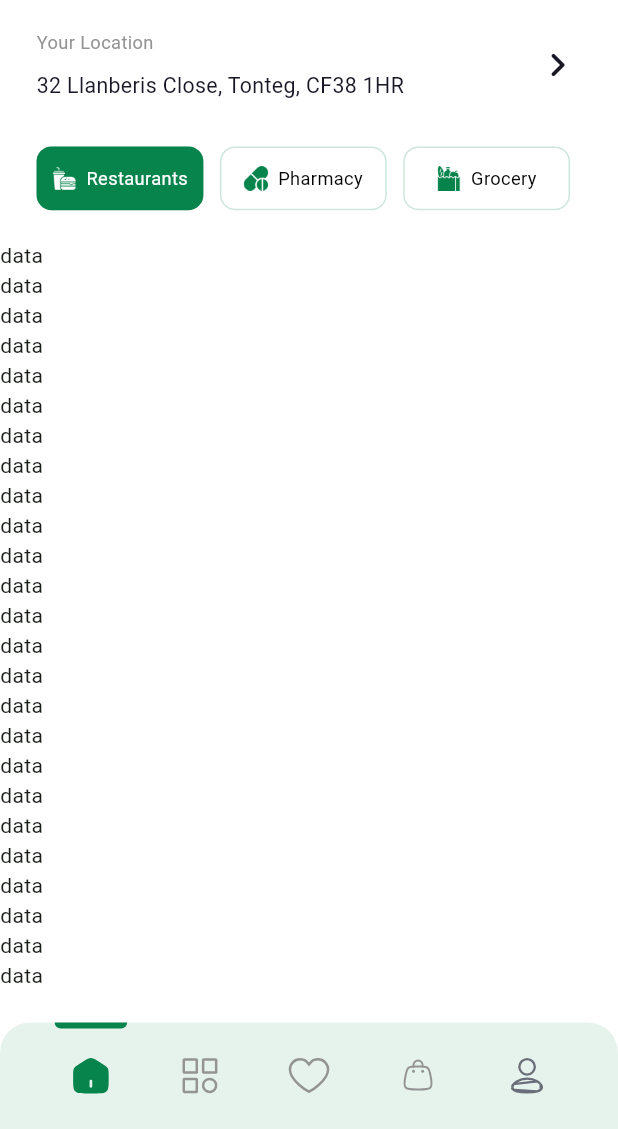
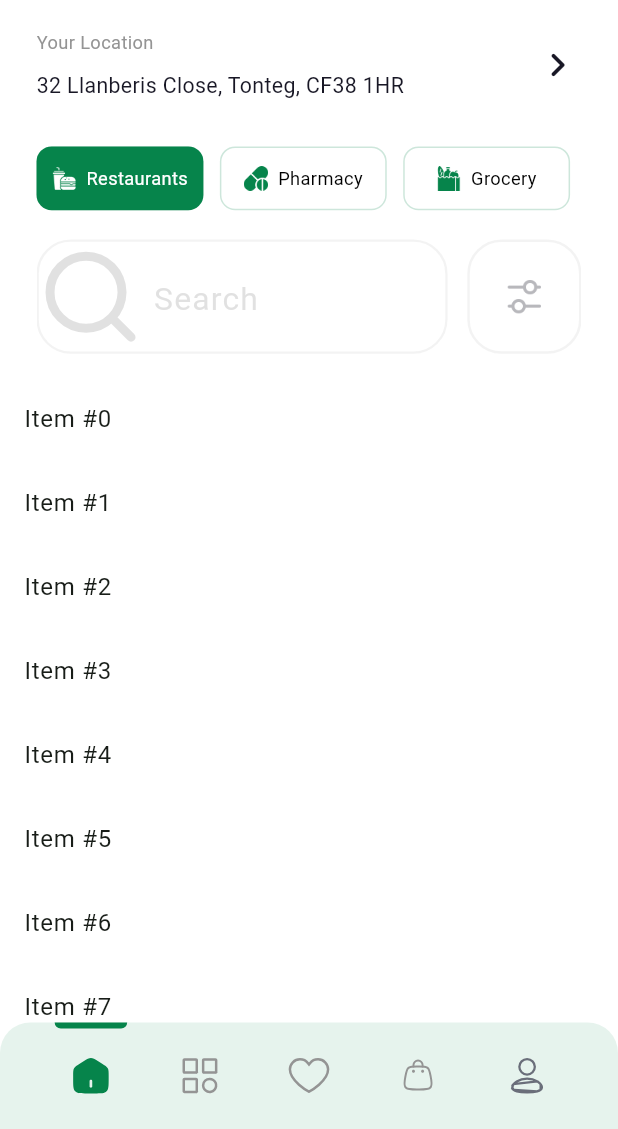
Before and after one commit to Apptesting7260/woye_userApp, a Flutter app: the FormSignUpScreen screen opened by its route, after a tap on "Continue", on a phone screen of 412 x 824 dp, the part 107-1236 px from its top. Run offline on Flutter 3.47's test engine with Material 3 defaults, Android fonts, the phone set to English and light mode, and no system bars; our stand-ins replace connectivity_plus, country_code_picker, firebase_auth, firebase_core, flutter_screenutil, flutter_svg and 6 more; accounts and stored records are empty; Roboto replaces fonts that are missing (Gilroy); project files that could hold a hidden picture were left out.

Commit message:
good afternoon

```diff
--- a/lib/presentation/Restaurants/Pages/Home_restaurant/home_restaurant_screen.dart
+++ b/lib/presentation/Restaurants/Pages/Home_restaurant/home_restaurant_screen.dart
@@ -1,5 +1,6 @@
 import 'package:woye_user/Core/Utils/app_export.dart';
 import 'package:woye_user/Presentation/Common/Home/home_screen.dart';
+import 'package:woye_user/Shared/Widgets/custom_search_filter.dart';
 
 class HomeRestaurantScreen extends StatefulWidget {
   const HomeRestaurantScreen({super.key});
@@ -10,12 +11,11 @@ class HomeRestaurantScreen extends StatefulWidget {
 
 class _HomeRestaurantScreenState extends State<HomeRestaurantScreen> {
   GlobalKey homeWidgetKey = GlobalKey();
-  double height = 520;
+  double? height;
 
   _getHeight(_) {
     final keyContext = homeWidgetKey.currentContext;
     if (keyContext != null) height = keyContext.size!.height;
-    print("size of home widget ================> $height");
   }
 
   @override
@@ -32,94 +32,105 @@ class _HomeRestaurantScreenState extends State<HomeRestaurantScreen> {
           HomeScreen(
             key: homeWidgetKey,
           ),
-          SizedBox(
-            height: 500,
-            // height: Get.height - height,
-            child: ListView(
-              children: [
-//                SliverStickyHeader(
-//   header: Container(
-//     height: 60.0,
-//     color: Colors.lightBlue,
-//     padding: EdgeInsets.symmetric(horizontal: 16.0),
-//     alignment: Alignment.centerLeft,
-//     child: Text(
-//       'Header #0',
-//       style: const TextStyle(color: Colors.white),
-//     ),
-//   ),
-//   sliver: SliverList(
-//     delegate: SliverChildBuilderDelegate(
-//       (context, i) => ListTile(
-//             leading: CircleAvatar(
-//               child: Text('0'),
-//             ),
-//             title: Text('List tile #$i'),
-//           ),
-//       childCount: 4,
-//     ),
-//   ),
-// ),
-                const Text("data"),
-                const Text("data"),
-                const Text("data"),
-                const Text("data"),
-                const Text("data"),
-                const Text("data"),
-                const Text("data"),
-                const Text("data"),
-                const Text("data"),
-                const Text("data"),
-                const Text("data"),
-                const Text("data"),
-                const Text("data"),
-                const Text("data"),
-                const Text("data"),
-                const Text("data"),
-                const Text("data"),
-                const Text("data"),
-                const Text("data"),
-                const Text("data"),
-                const Text("data"),
-                const Text("data"),
-                const Text("data"),
-                const Text("data"),
-                const Text("data"),
-                const Text("data"),
-                const Text("data"),
-                const Text("data"),
-                const Text("data"),
-                const Text("data"),
-                const Text("data"),
-                const Text("data"),
-                const Text("data"),
-                const Text("data"),
-                const Text("data"),
-                const Text("data"),
-                const Text("data"),
-                const Text("data"),
-                const Text("data"),
-                const Text("data"),
-                const Text("data"),
-                const Text("data"),
-                const Text("data"),
-                const Text("data"),
-                const Text("data"),
-                const Text("data"),
-                const Text("data"),
-                const Text("data"),
-                const Text("data"),
-                const Text("data"),
-                const Text("data"),
-                const Text("data"),
-                const Text("data"),
-                const Text("data"),
-                const Text("data"),
-                const Text("data"),
-                const Text("data"),
-                const Text("data"),
-                const Text("data"),
-                const Text("data"),
+          Expanded(
+            child: CustomScrollView(
+              slivers: [
+                SliverPadding(
+                  padding: REdgeInsets.symmetric(horizontal: 24),
+                  sliver: SliverAppBar(
+                    automaticallyImplyLeading: false,
+                    pinned: false,
+                    snap: true,
+                    floating: true,
+                    expandedHeight: 100.h,
+                    backgroundColor: Colors.transparent,
+                    flexibleSpace: FlexibleSpaceBar(
+                      title: SizedBox(
+                        height: 50.h,
+                        child: (SearchBarWithFilter(
+                          onFilterTap: () {},
+                        )),
+                      ),
+                      centerTitle: true,
+                    ),
+                  ),
+                ),
+                SliverPadding(
+                    padding: REdgeInsets.symmetric(horizontal: 0),
+                    sliver: SliverList(
+                        delegate: SliverChildBuilderDelegate(
+                      (context, index) => ListTile(
+                        title: Text('Item #$index'),
+                      ),
+                      // childCount: 50, // Number of items
+                    )))
+                // SliverPadding(
+                //   padding: REdgeInsets.symmetric(horizontal: 24),
+                //   sliver: ListView(
+                //     children: const [
+                //       Text("data"),
+                //       Text("data"),
+                //       Text("data"),
+                //       Text("data"),
+                //       Text("data"),
+                //       Text("data"),
+                //       Text("data"),
+                //       Text("data"),
+                //       Text("data"),
+                //       Text("data"),
+                //       Text("data"),
+                //       Text("data"),
+                //       Text("data"),
+                //       Text("data"),
+                //       Text("data"),
+                //       Text("data"),
+                //       Text("data"),
+                //       Text("data"),
+                //       Text("data"),
+                //       Text("data"),
+                //       Text("data"),
+                //       Text("data"),
+                //       Text("data"),
+                //       Text("data"),
+                //       Text("data"),
+                //       Text("data"),
+                //       Text("data"),
+                //       Text("data"),
+                //       Text("data"),
+                //       Text("data"),
+                //       Text("data"),
+                //       Text("data"),
+                //       Text("data"),
+                //       Text("data"),
+                //       Text("data"),
+                //       Text("data"),
+                //       Text("data"),
+                //       Text("data"),
+                //       Text("data"),
+                //       Text("data"),
+                //       Text("data"),
+                //       Text("data"),
+                //       Text("data"),
+                //       Text("data"),
+                //       Text("data"),
+                //       Text("data"),
+                //       Text("data"),
+                //       Text("data"),
+                //       Text("data"),
+                //       Text("data"),
+                //       Text("data"),
+                //       Text("data"),
+                //       Text("data"),
+                //       Text("data"),
+                //       Text("data"),
+                //       Text("data"),
+                //       Text("data"),
+                //       Text("data"),
+                //       Text("data"),
+                //       Text("data"),
+                //     ],
+                //   ),
+                // ),
               ],
             ),
           ),
--- a/lib/presentation/common/Home/home_controller.dart
+++ b/lib/presentation/common/Home/home_controller.dart
@@ -40,6 +40,7 @@ class HomeController extends GetxController {
       case 2:
         Get.toNamed(AppRoutes.groceryNavbar);
     }
+    update();
   }
 
   void getIndex(index) {
--- a/lib/presentation/common/Home/home_screen.dart
+++ b/lib/presentation/common/Home/home_screen.dart
@@ -115,7 +115,7 @@ class HomeScreen extends StatelessWidget {
                         ),
                       ),
                     ),
-                    hBox(20),
+                    hBox(10),
                   ],
                 ),
               ],
--- a/lib/shared/widgets/custom_search_filter.dart
+++ b/lib/shared/widgets/custom_search_filter.dart
@@ -1,6 +1,4 @@
-import 'package:flutter/material.dart';
-import 'package:flutter_screenutil/flutter_screenutil.dart';
-import 'package:get/get.dart';
+import 'package:woye_user/Core/Utils/app_export.dart';
 
 class SearchBarWithFilter extends StatelessWidget {
   final String hintText;
@@ -19,37 +17,39 @@ class SearchBarWithFilter extends StatelessWidget {
         Expanded(
           child: Opacity(
             opacity: .3,
-            child: Container(
-              height: 60.h,
-              child: TextField(
-                decoration: InputDecoration(
-                  hintText: hintText,
-                  prefixIcon: Icon(Icons.search),
-                  border: OutlineInputBorder(
-                    borderRadius: BorderRadius.circular(15.r),
-                    borderSide: BorderSide(width: 1.w, color: Colors.grey), // Replace AppColors.hintText with a color
-                  ),
-                  filled: true,
-                  fillColor: Colors.white,
+            child: CustomTextFormField(
+              prefix: SizedBox(
+                height: 24.h,
+                width: 24.h,
+                child: SvgPicture.asset(
+                  "assets/svg/search.svg",
                 ),
               ),
+              hintText: hintText,
+              hintStyle: AppFontStyle.text_14_400(AppColors.hintText),
             ),
           ),
         ),
-        SizedBox(width: 8.h), // Use SizedBox instead of wBox
+        SizedBox(width: 8.w),
         Opacity(
           opacity: .3,
           child: InkWell(
             onTap: onFilterTap,
             child: Container(
-              width: 60.h,
-              height: 60.h,
+              width: 50.h,
+              height: 50.h,
               decoration: BoxDecoration(
                 borderRadius: BorderRadius.circular(15.r),
-                border: Border.all(width: 1.w, color: Colors.grey), // Replace AppColors.hintText with a color
+                border: Border.all(
+                    width: 1.w,
+                    color: AppColors
+                        .textFieldBorder), // Replace AppColors.hintText with a color
               ),
               child: Center(
-                child: Image.asset("assets/images/filter.png", scale: 4),
+                child: Image.asset(
+                  "assets/images/filter.png",
+                  height: 20.h,
+                ),
               ),
             ),
           ),
```
Also changed, not shown: assets/svg/search.svg (added).
